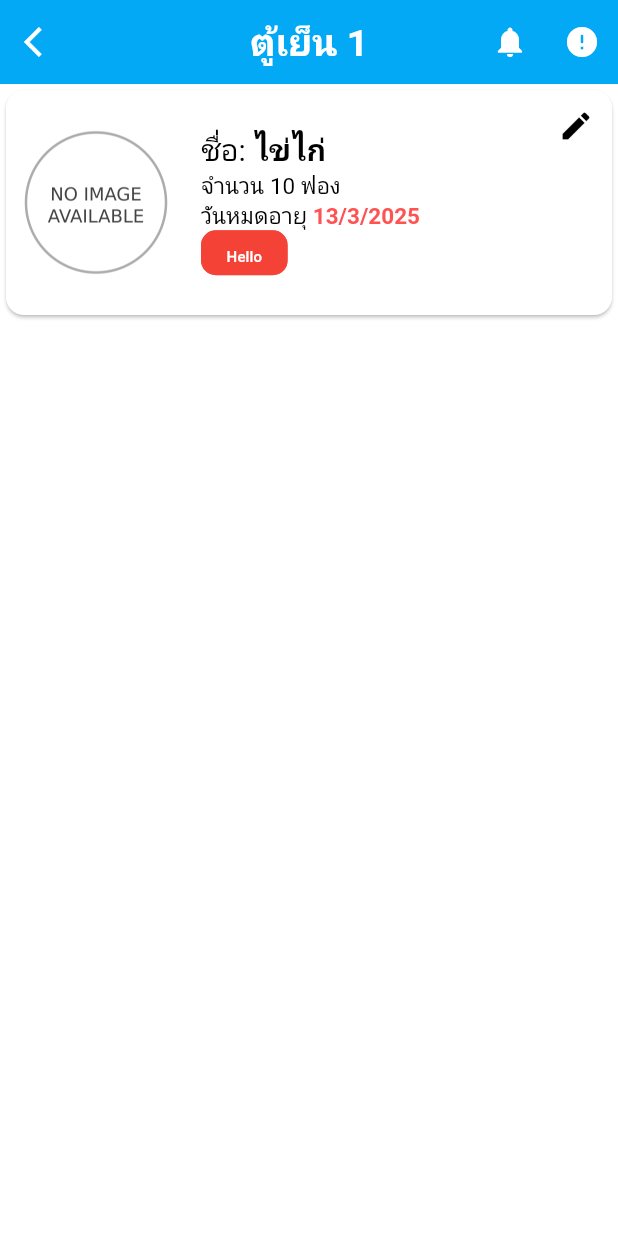
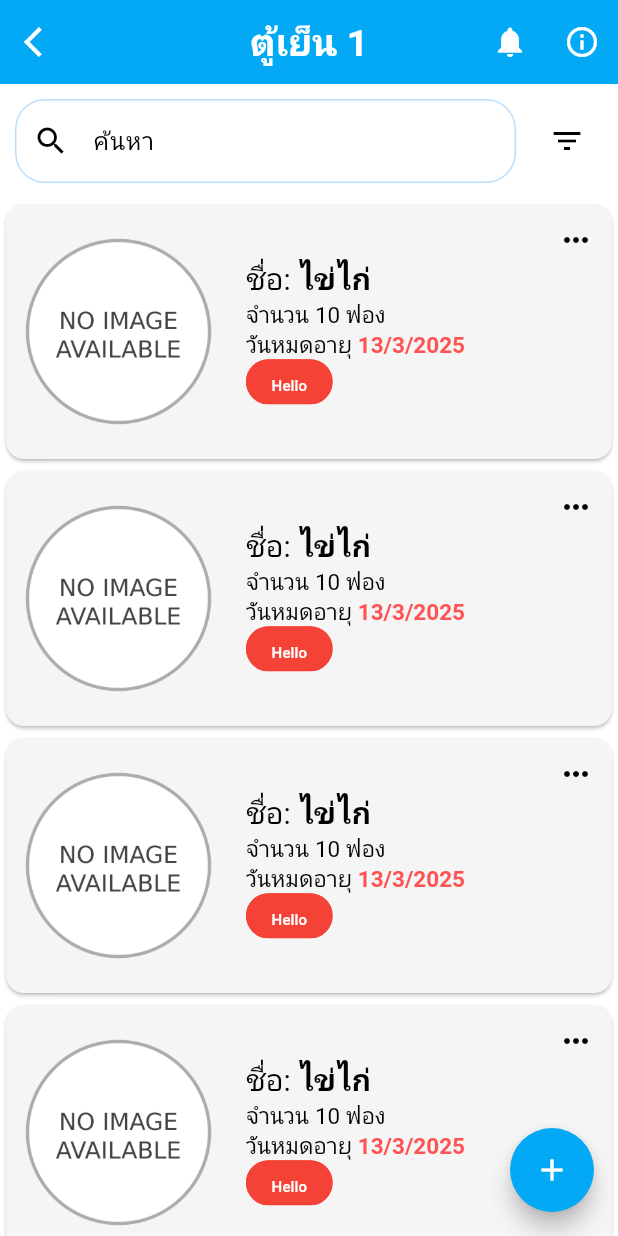
Before and after one commit to Pannathorn48/Re-Freeze, a Flutter app: the screen it shows after launch, on a phone screen of 412 x 824 dp. Run offline on Flutter 3.47's test engine with Material 3 defaults, Android fonts, the phone set to English and light mode, and no system bars; our stand-ins replace cloud_firestore, firebase_auth, firebase_core, flutter_svg, google_fonts, google_sign_in and 1 more; accounts and stored records are empty.

Commit message:
item-list ui finish

```diff
--- a/lib/pages/item-list/item_list.dart
+++ b/lib/pages/item-list/item_list.dart
@@ -1,5 +1,4 @@
 import 'package:flutter/material.dart';
-import 'package:flutter_svg/flutter_svg.dart';
 import 'package:google_fonts/google_fonts.dart';
 import 'package:mobile_project/models/item.dart';
 
@@ -14,6 +13,8 @@ class ItemListPage extends StatefulWidget {
 class _ItemListPageState extends State<ItemListPage> {
   late final Item testItem;
   late final List<Item> items;
+  String searchText = "";
+  TextEditingController searchController = TextEditingController();
 
   @override
   void initState() {
@@ -26,7 +27,7 @@ class _ItemListPageState extends State<ItemListPage> {
       tags: [Tag(name: "Hello", color: Colors.red)],
       unit: "ฟอง",
     );
-    items = [testItem];
+    items = [testItem, testItem, testItem, testItem];
   }
 
   @override
@@ -57,18 +58,58 @@ class _ItemListPageState extends State<ItemListPage> {
           IconButton(
               onPressed: () {},
               icon: const Icon(
-                  Icons.error_rounded,
+                Icons.info_outline,
                 color: Colors.white,
               ))
         ],
       ),
-        body: ListView.builder(
+      body: Column(
+        children: [
+          Padding(
+            padding: const EdgeInsets.all(10),
+            child: SizedBox(
+              width: double.infinity,
+              child: Row(
+                children: [
+                  Expanded(
+                    child: TextField(
+                      controller: searchController,
+                      style: GoogleFonts.notoSansThai(),
+                      onChanged: (value) {
+                        setState(() {
+                          searchText = value;
+                        });
+                      },
+                      decoration: InputDecoration(
+                          hintText: "ค้นหา",
+                          prefixIcon: const Icon(Icons.search),
+                          border: OutlineInputBorder(
+                            borderRadius: BorderRadius.circular(20),
+                          ),
+                          enabledBorder: OutlineInputBorder(
+                            borderRadius: BorderRadius.circular(20),
+                            borderSide: BorderSide(color: Colors.blue[100]!),
+                          )),
+                    ),
+                  ),
+                  const SizedBox(
+                    width: 10,
+                  ),
+                  IconButton(
+                      onPressed: () {}, icon: const Icon(Icons.filter_list))
+                ],
+              ),
+            ),
+          ),
+          Expanded(
+            child: ListView.builder(
               itemCount: items.length,
               itemBuilder: (BuildContext context, int index) {
                 return Card(
+                  color: Colors.grey[100],
                   child: SizedBox(
                     width: double.infinity,
-                height: 150,
+                    height: 170,
                     child: Row(
                       children: [
                         const SizedBox(
@@ -76,8 +117,8 @@ class _ItemListPageState extends State<ItemListPage> {
                         ),
                         Image.asset(
                           'assets/images/no-image.png',
-                      width: 100,
-                      height: 100,
+                          width: 130,
+                          height: 130,
                         ),
                         const SizedBox(
                           width: 20,
@@ -161,7 +202,7 @@ class _ItemListPageState extends State<ItemListPage> {
                                                 color: tag.color, width: 1),
                                             shape: RoundedRectangleBorder(
                                                 borderRadius:
-                                                BorderRadius.circular(10)),
+                                                    BorderRadius.circular(20)),
                                             backgroundColor: tag.color,
                                             label: Text(
                                               tag.name,
@@ -179,7 +220,7 @@ class _ItemListPageState extends State<ItemListPage> {
                         Align(
                           alignment: Alignment.topRight,
                           child: IconButton(
-                        icon: const Icon(Icons.edit),
+                            icon: const Icon(Icons.more_horiz_outlined),
                             onPressed: () {
                               // Add your edit functionality here
                             },
@@ -190,6 +231,19 @@ class _ItemListPageState extends State<ItemListPage> {
                   ),
                 );
               },
-        ));
+            ),
+          ),
+        ],
+      ),
+      floatingActionButton: FloatingActionButton(
+        foregroundColor: Colors.lightBlue,
+        shape: const CircleBorder(),
+        onPressed: () {},
+        child: const Icon(
+          Icons.add,
+          color: Colors.white,
+        ),
+      ),
+    );
   }
 }
```
Lines whose indentation alone changed are shown as unchanged.
